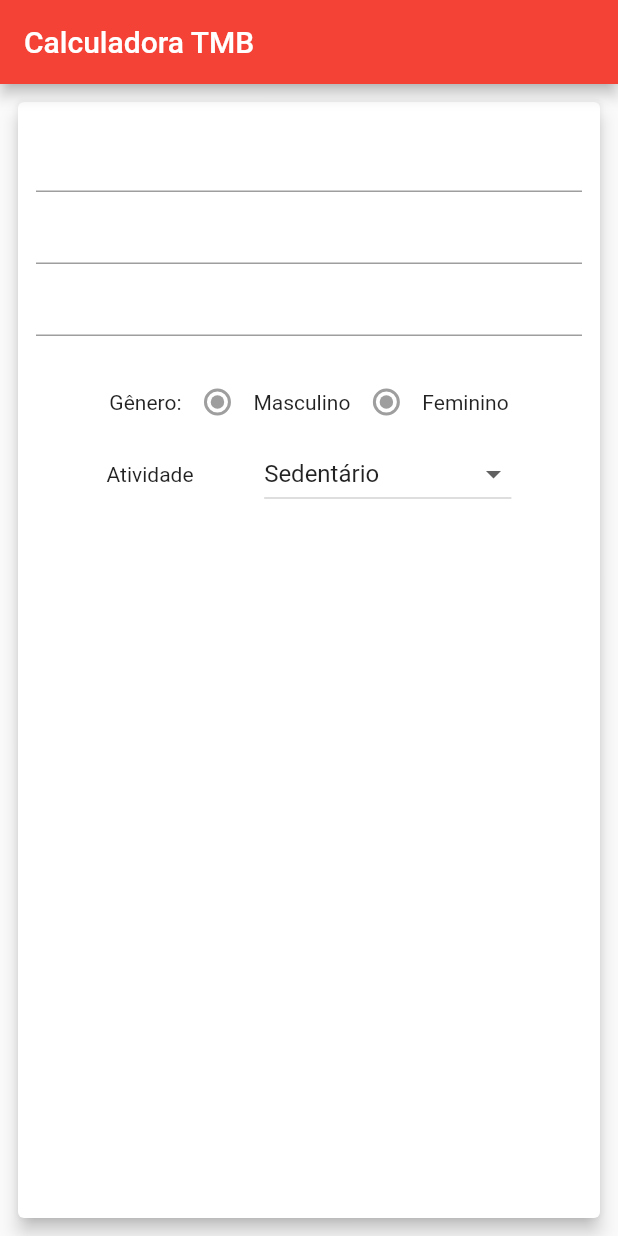
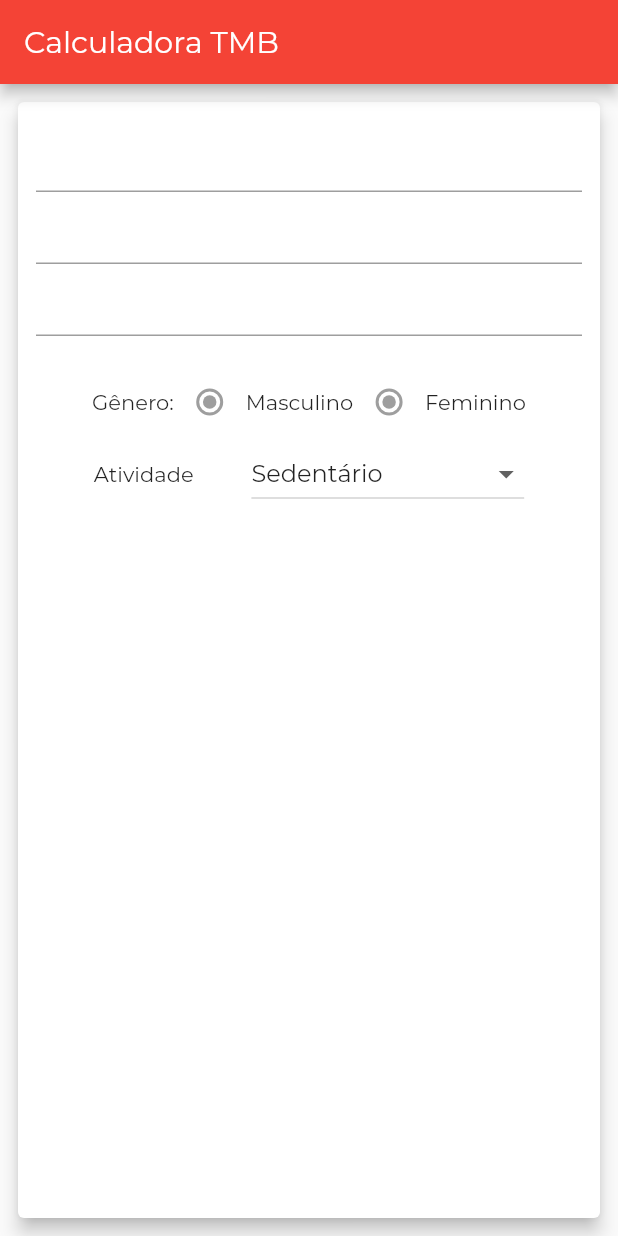
Before and after one commit to antoniofern/FatExit, a Flutter app: the screen it shows after launch, on a phone screen of 412 x 824 dp. Run offline on Flutter 3.47's test engine with Material 2 defaults, Android fonts, the phone set to English and light mode, and no system bars.

Commit message:
:bento: add fonts

```diff
--- a/lib/main.dart
+++ b/lib/main.dart
@@ -17,6 +17,7 @@ class MyApp extends StatelessWidget {
       theme: ThemeData(
         primarySwatch: Colors.red,
         accentColor: Colors.yellow,
+        fontFamily: 'Montserrat',
         visualDensity: VisualDensity.adaptivePlatformDensity,
       ),
       home: SplashScreen(),
```
Also changed, not shown: pubspec.yaml (+6 -6 lines), assets/fonts/Montserrat-Bold.ttf (added), assets/fonts/Montserrat-Regular.ttf (added).
